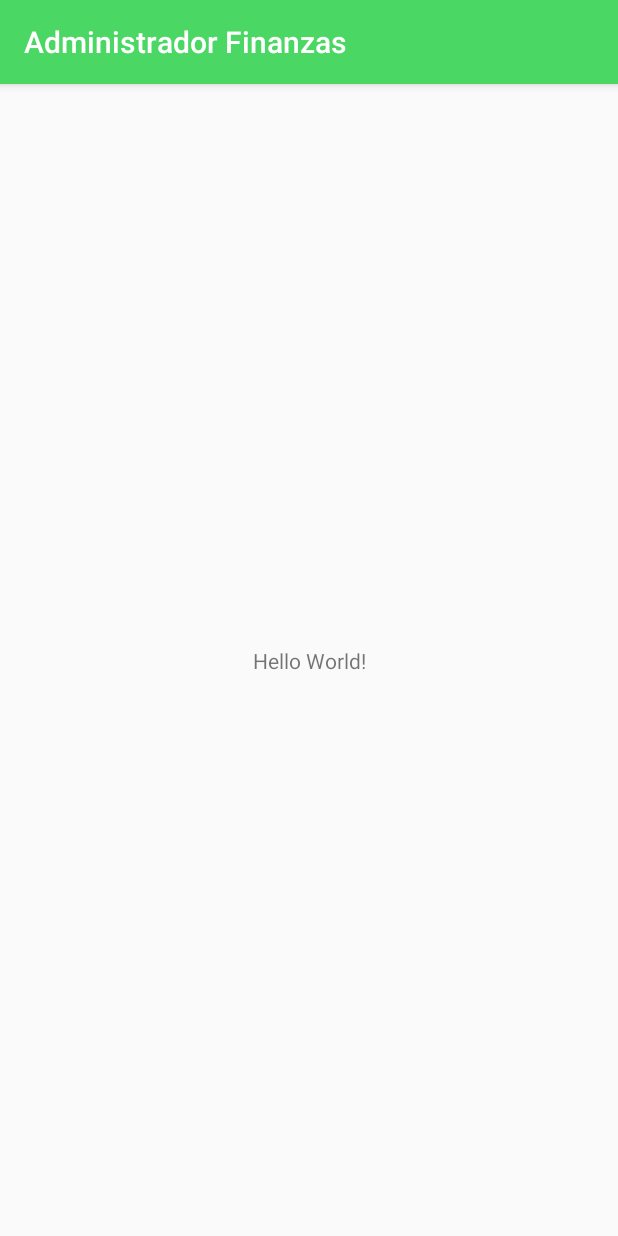
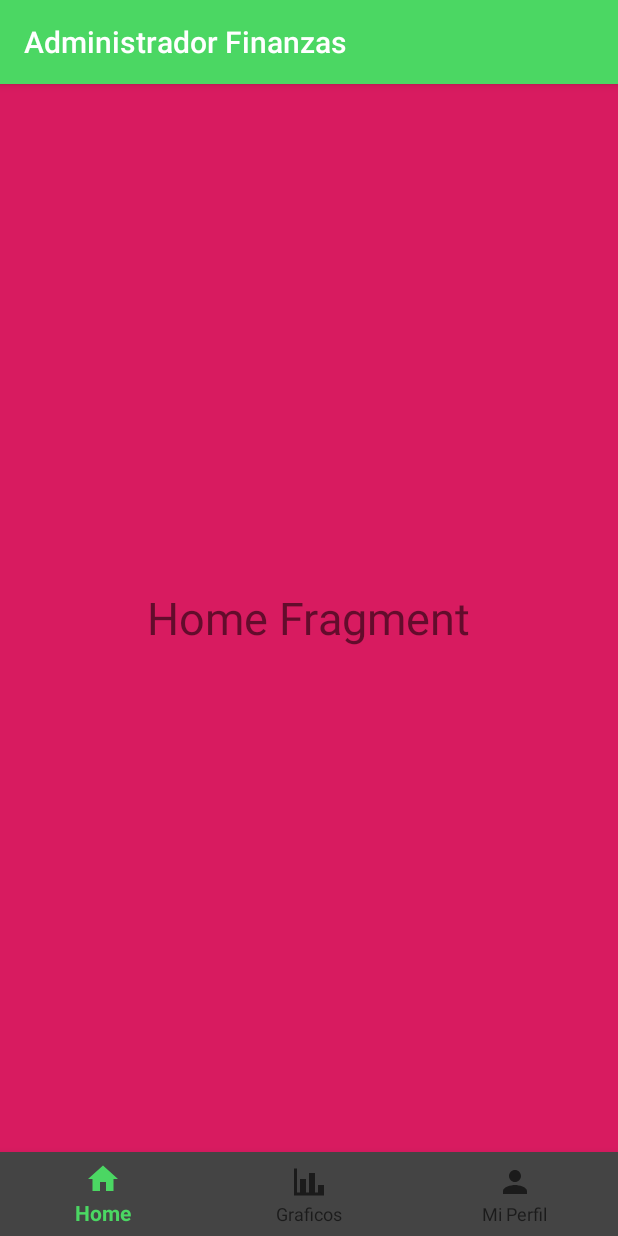
Before and after one commit to Lexar7/AdministradorFinanzas, an Android app: the MainActivity screen opened directly, with no data from a screen before it, on a phone screen of 412 x 824 dp. Run offline under Robolectric (Android 15) with nearby library versions, the phone set to English and light mode, and no system bars.

Commit message:
Bottom Navigation View

```diff
--- a/app/build.gradle
+++ b/app/build.gradle
@@ -21,6 +21,7 @@ android {
 dependencies {
     implementation fileTree(dir: 'libs', include: ['*.jar'])
     implementation 'com.android.support:appcompat-v7:28.0.0'
+    implementation 'com.android.support:design:28.0.0'
     implementation 'com.android.support.constraint:constraint-layout:1.1.3'
     testImplementation 'junit:junit:4.12'
     androidTestImplementation 'com.android.support.test:runner:1.0.2'
--- /dev/null
+++ b/app/src/main/java/company/eduardo/administradorfinanzas/HomeFragment.java
@@ -0,0 +1,18 @@
+package company.eduardo.administradorfinanzas;
+
+import android.os.Bundle;
+import android.support.annotation.NonNull;
+import android.support.annotation.Nullable;
+import android.support.v4.app.Fragment;
+import android.view.LayoutInflater;
+import android.view.View;
+import android.view.ViewGroup;
+
+public class HomeFragment extends Fragment {
+
+    @Nullable
+    @Override
+    public View onCreateView(@NonNull LayoutInflater inflater, @Nullable ViewGroup container, @Nullable Bundle savedInstanceState) {
+         return inflater.inflate(R.layout.fragment_home, container, false);
+    }
+}
--- a/app/src/main/java/company/eduardo/administradorfinanzas/MainActivity.java
+++ b/app/src/main/java/company/eduardo/administradorfinanzas/MainActivity.java
@@ -1,7 +1,11 @@
 package company.eduardo.administradorfinanzas;
 
+import android.support.annotation.NonNull;
+import android.support.design.widget.BottomNavigationView;
+import android.support.v4.app.Fragment;
 import android.support.v7.app.AppCompatActivity;
 import android.os.Bundle;
+import android.view.MenuItem;
 
 public class MainActivity extends AppCompatActivity {
 
@@ -9,5 +13,36 @@ public class MainActivity extends AppCompatActivity {
     protected void onCreate(Bundle savedInstanceState) {
         super.onCreate(savedInstanceState);
         setContentView(R.layout.activity_main);
+
+        BottomNavigationView bottomNav = findViewById(R.id.bottom_navigation);
+        bottomNav.setOnNavigationItemSelectedListener(navListener);
+
+        getSupportFragmentManager().beginTransaction().replace(R.id.fragment_container,
+                new HomeFragment()).commit();
     }
+
+    private BottomNavigationView.OnNavigationItemSelectedListener navListener =
+            new BottomNavigationView.OnNavigationItemSelectedListener() {
+                @Override
+                public boolean onNavigationItemSelected(@NonNull MenuItem menuItem) {
+                    Fragment selectedFragment = null;
+
+                    switch (menuItem.getItemId()){
+                        case R.id.nav_home:
+                            selectedFragment = new HomeFragment();
+                            break;
+                        case R.id.nav_graficos:
+                            selectedFragment = new GraficosFragment();
+                            break;
+                        case R.id.nav_perfil:
+                            selectedFragment = new PerfilFragment();
+                            break;
+                    }
+
+                    getSupportFragmentManager().beginTransaction().replace(R.id.fragment_container,
+                            selectedFragment).commit();
+
+                    return true;
+                }
+            };
 }
--- a/app/src/main/java/company/eduardo/administradorfinanzas/splash.java
+++ b/app/src/main/java/company/eduardo/administradorfinanzas/splash.java
@@ -23,7 +23,7 @@ public class splash extends AppCompatActivity {
             public void run() {
                 finish();
                 if (!botonBackPresionado){
-                    Intent intento = new Intent(splash.this, MiPerfilActivity.class);
+                    Intent intento = new Intent(splash.this, LoginActivity.class);
                     startActivity(intento);
                 }
             }
--- /dev/null
+++ b/app/src/main/res/drawable/chart_bar.xml
@@ -0,0 +1,8 @@
+<!-- drawable/chart_bar.xml -->
+<vector xmlns:android="http://schemas.android.com/apk/res/android"
+    android:height="24dp" android:tint="#ffffff"
+    android:width="24dp"
+    android:viewportWidth="24"
+    android:viewportHeight="24">
+    <path android:fillColor="#ffffff" android:pathData="M22,21H2V3H4V19H6V10H10V19H12V6H16V19H18V14H22V21Z" />
+</vector>
--- /dev/null
+++ b/app/src/main/res/drawable/ic_arrow_back.xml
@@ -0,0 +1,6 @@
+<vector android:height="24dp" android:tint="#FFFFFF"
+    android:viewportHeight="24.0"
+    android:viewportWidth="24.0"
+    android:width="24dp" xmlns:android="http://schemas.android.com/apk/res/android">
+    <path android:fillColor="#FF000000" android:pathData="M20,11H7.83l5.59,-5.59L12,4l-8,8 8,8 1.41,-1.41L7.83,13H20v-2z"/>
+</vector>
--- /dev/null
+++ b/app/src/main/res/drawable/ic_home_black_24dp.xml
@@ -0,0 +1,6 @@
+<vector android:height="24dp" android:tint="#7C7C7C"
+    android:viewportHeight="24.0"
+    android:viewportWidth="24.0"
+    android:width="24dp" xmlns:android="http://schemas.android.com/apk/res/android">
+    <path android:fillColor="#FF000000" android:pathData="M10,20v-6h4v6h5v-8h3L12,3 2,12h3v8z"/>
+</vector>
--- /dev/null
+++ b/app/src/main/res/drawable/ic_person_black_24dp.xml
@@ -0,0 +1,5 @@
+<vector android:height="24dp" android:tint="#ffffff"
+    android:viewportHeight="24.0" android:viewportWidth="24.0"
+    android:width="24dp" xmlns:android="http://schemas.android.com/apk/res/android">
+    <path android:fillColor="#ffffff" android:pathData="M12,12c2.21,0 4,-1.79 4,-4s-1.79,-4 -4,-4 -4,1.79 -4,4 1.79,4 4,4zM12,14c-2.67,0 -8,1.34 -8,4v2h16v-2c0,-2.66 -5.33,-4 -8,-4z"/>
+</vector>
--- a/app/src/main/res/layout/activity_main.xml
+++ b/app/src/main/res/layout/activity_main.xml
@@ -1,18 +1,26 @@
 <?xml version="1.0" encoding="utf-8"?>
-<android.support.constraint.ConstraintLayout xmlns:android="http://schemas.android.com/apk/res/android"
+<RelativeLayout xmlns:android="http://schemas.android.com/apk/res/android"
     xmlns:app="http://schemas.android.com/apk/res-auto"
     xmlns:tools="http://schemas.android.com/tools"
     android:layout_width="match_parent"
     android:layout_height="match_parent"
     tools:context=".MainActivity">
 
-    <TextView
-        android:layout_width="wrap_content"
+    <FrameLayout
+        android:id="@+id/fragment_container"
+        android:layout_width="match_parent"
+        android:layout_height="match_parent"
+        android:layout_above="@id/bottom_navigation"/>
+
+    <android.support.design.widget.BottomNavigationView
+        android:id="@+id/bottom_navigation"
+        android:layout_width="match_parent"
         android:layout_height="wrap_content"
-        android:text="Hello World!"
-        app:layout_constraintBottom_toBottomOf="parent"
-        app:layout_constraintLeft_toLeftOf="parent"
-        app:layout_constraintRight_toRightOf="parent"
-        app:layout_constraintTop_toTopOf="parent" />
+        android:layout_alignParentBottom="true"
+        app:menu="@menu/botton_navigation"
+        android:background="@color/colorNav"/>
+    <!--app:itemIconTint="@color/colorNavIcons"
+        app:itemTextColor="@color/colorNavIcons" -->
 
-</android.support.constraint.ConstraintLayout>
+
+</RelativeLayout>
--- /dev/null
+++ b/app/src/main/res/layout/fragment_home.xml
@@ -0,0 +1,14 @@
+<?xml version="1.0" encoding="utf-8"?>
+<RelativeLayout xmlns:android="http://schemas.android.com/apk/res/android"
+    android:layout_width="match_parent"
+    android:layout_height="match_parent"
+    android:background="@color/colorAccent">
+
+    <TextView
+        android:layout_width="wrap_content"
+        android:layout_height="wrap_content"
+        android:text="Home Fragment"
+        android:textSize="30sp"
+        android:layout_centerInParent="true"/>
+
+</RelativeLayout>
--- /dev/null
+++ b/app/src/main/res/menu/botton_navigation.xml
@@ -0,0 +1,19 @@
+<?xml version="1.0" encoding="utf-8"?>
+<menu xmlns:android="http://schemas.android.com/apk/res/android">
+
+    <item
+        android:id="@+id/nav_home"
+        android:icon="@drawable/ic_home_black_24dp"
+        android:title="Home"/>
+
+    <item
+        android:id="@+id/nav_graficos"
+        android:icon="@drawable/chart_bar"
+        android:title="Graficos"/>
+
+    <item
+        android:id="@+id/nav_perfil"
+        android:icon="@drawable/ic_person_black_24dp"
+        android:title="Mi Perfil"/>
+
+</menu>
--- a/app/src/main/res/values/colors.xml
+++ b/app/src/main/res/values/colors.xml
@@ -5,4 +5,8 @@
     <color name="colorAccent">#D81B60</color>
 
     <color name="colorFondo">#4bd763</color>
+
+    <color name="colorNav">#444444</color>
+    <color name="colorNavIcons">#7C7C7C</color>
+
 </resources>
```
Also changed, not shown: app/src/main/AndroidManifest.xml (+5 -3 lines), app/src/main/java/company/eduardo/administradorfinanzas/GraficosFragment.java (added, +18 -0 lines), app/src/main/java/company/eduardo/administradorfinanzas/PerfilFragment.java (added, +53 -0 lines), app/src/main/res/layout/fragment_graficos.xml (added, +14 -0 lines), app/src/main/res/layout/fragment_perfil.xml (added, +77 -0 lines).
